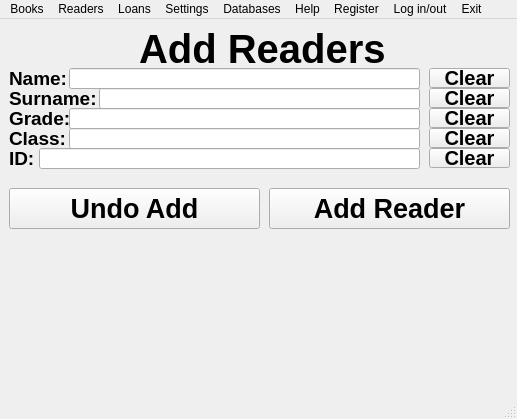
Before: the Qt Designer form src/mainwindow.ui in C0m3b4ck/ShelfSight, drawn with Qt 5.
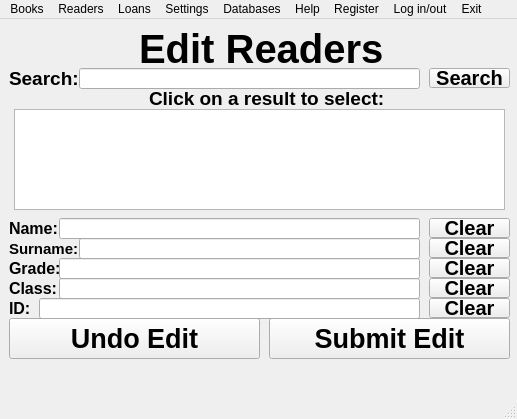
After: the same form once the commit is applied.

Commit message: Added Add and Edit reader workspaces with a few functions finished, done for today

The edit to the form file:
```diff
--- a/src/mainwindow.ui
+++ b/src/mainwindow.ui
@@ -24,7 +24,7 @@
      </rect>
     </property>
     <property name="currentIndex">
-     <number>9</number>
+     <number>10</number>
     </property>
     <widget class="QWidget" name="page">
      <widget class="QLabel" name="label">
@@ -2984,6 +2984,545 @@
         <pointsize>14</pointsize>
         <bold>true</bold>
        </font>
+      </property>
+     </widget>
+     <widget class="QCheckBox" name="chkAutogenerateID_addreaders">
+      <property name="geometry">
+       <rect>
+        <x>0</x>
+        <y>140</y>
+        <width>121</width>
+        <height>22</height>
+       </rect>
+      </property>
+      <property name="font">
+       <font>
+        <bold>true</bold>
+       </font>
+      </property>
+      <property name="text">
+       <string>Autogenerate ID</string>
+      </property>
+     </widget>
+     <widget class="QComboBox" name="cboIDtypes_addreaders">
+      <property name="geometry">
+       <rect>
+        <x>120</x>
+        <y>140</y>
+        <width>151</width>
+        <height>20</height>
+       </rect>
+      </property>
+      <item>
+       <property name="text">
+        <string>Numeric (sequential)</string>
+       </property>
+      </item>
+      <item>
+       <property name="text">
+        <string>Numeric (randomized)</string>
+       </property>
+      </item>
+      <item>
+       <property name="text">
+        <string>Alphanumeric (random)</string>
+       </property>
+      </item>
+      <item>
+       <property name="text">
+        <string>Alphanumeric (hash from reader data)</string>
+       </property>
+      </item>
+     </widget>
+     <widget class="QLabel" name="label_29">
+      <property name="geometry">
+       <rect>
+        <x>280</x>
+        <y>140</y>
+        <width>51</width>
+        <height>21</height>
+       </rect>
+      </property>
+      <property name="font">
+       <font>
+        <pointsize>9</pointsize>
+        <bold>true</bold>
+       </font>
+      </property>
+      <property name="text">
+       <string>Length:</string>
+      </property>
+     </widget>
+     <widget class="QLineEdit" name="txtIDlength_addreaders">
+      <property name="geometry">
+       <rect>
+        <x>330</x>
+        <y>140</y>
+        <width>71</width>
+        <height>21</height>
+       </rect>
+      </property>
+      <property name="font">
+       <font>
+        <pointsize>14</pointsize>
+        <bold>true</bold>
+       </font>
+      </property>
+     </widget>
+     <widget class="QCheckBox" name="chkUniqueID_addreaders">
+      <property name="geometry">
+       <rect>
+        <x>410</x>
+        <y>140</y>
+        <width>121</width>
+        <height>22</height>
+       </rect>
+      </property>
+      <property name="font">
+       <font>
+        <bold>true</bold>
+       </font>
+      </property>
+      <property name="text">
+       <string>Unique</string>
+      </property>
+     </widget>
+     <zorder>label_18</zorder>
+     <zorder>txtGrade_addreaders</zorder>
+     <zorder>txtName_addreaders</zorder>
+     <zorder>btnUndoAdd_addreaders</zorder>
+     <zorder>label_20</zorder>
+     <zorder>label_21</zorder>
+     <zorder>label_22</zorder>
+     <zorder>label_23</zorder>
+     <zorder>btnClear_name_addreaders</zorder>
+     <zorder>btnClear_surname_addreaders</zorder>
+     <zorder>txtSurname_addreaders</zorder>
+     <zorder>btnClear_grade_addreaders</zorder>
+     <zorder>label_24</zorder>
+     <zorder>txtClass_addreaders</zorder>
+     <zorder>btnClear_class_addreaders</zorder>
+     <zorder>btnClear_id_addreaders</zorder>
+     <zorder>txtID_addreaders</zorder>
+     <zorder>chkAutogenerateID_addreaders</zorder>
+     <zorder>cboIDtypes_addreaders</zorder>
+     <zorder>label_29</zorder>
+     <zorder>txtIDlength_addreaders</zorder>
+     <zorder>chkUniqueID_addreaders</zorder>
+     <zorder>btnAddBook_addreaders</zorder>
+    </widget>
+    <widget class="QWidget" name="page_11">
+     <widget class="QListWidget" name="lstSearch_editreaders">
+      <property name="geometry">
+       <rect>
+        <x>5</x>
+        <y>81</y>
+        <width>491</width>
+        <height>101</height>
+       </rect>
+      </property>
+     </widget>
+     <widget class="QPushButton" name="btnClear_surname_editreaders">
+      <property name="geometry">
+       <rect>
+        <x>420</x>
+        <y>210</y>
+        <width>81</width>
+        <height>20</height>
+       </rect>
+      </property>
+      <property name="font">
+       <font>
+        <pointsize>15</pointsize>
+        <bold>true</bold>
+       </font>
+      </property>
+      <property name="text">
+       <string>Clear</string>
+      </property>
+     </widget>
+     <widget class="QPushButton" name="btnClear_name_editreaders">
+      <property name="geometry">
+       <rect>
+        <x>420</x>
+        <y>190</y>
+        <width>81</width>
+        <height>20</height>
+       </rect>
+      </property>
+      <property name="font">
+       <font>
+        <pointsize>15</pointsize>
+        <bold>true</bold>
+       </font>
+      </property>
+      <property name="text">
+       <string>Clear</string>
+      </property>
+     </widget>
+     <widget class="QPushButton" name="btnSearch_editreaders">
+      <property name="geometry">
+       <rect>
+        <x>420</x>
+        <y>40</y>
+        <width>81</width>
+        <height>20</height>
+       </rect>
+      </property>
+      <property name="font">
+       <font>
+        <pointsize>15</pointsize>
+        <bold>true</bold>
+       </font>
+      </property>
+      <property name="text">
+       <string>Search</string>
+      </property>
+     </widget>
+     <widget class="QPushButton" name="btnClear_grade_editreaders">
+      <property name="geometry">
+       <rect>
+        <x>420</x>
+        <y>230</y>
+        <width>81</width>
+        <height>20</height>
+       </rect>
+      </property>
+      <property name="font">
+       <font>
+        <pointsize>15</pointsize>
+        <bold>true</bold>
+       </font>
+      </property>
+      <property name="text">
+       <string>Clear</string>
+      </property>
+     </widget>
+     <widget class="QPushButton" name="btnEditBook_editreaders">
+      <property name="geometry">
+       <rect>
+        <x>260</x>
+        <y>290</y>
+        <width>241</width>
+        <height>41</height>
+       </rect>
+      </property>
+      <property name="font">
+       <font>
+        <pointsize>20</pointsize>
+        <bold>true</bold>
+       </font>
+      </property>
+      <property name="text">
+       <string>Submit Edit</string>
+      </property>
+     </widget>
+     <widget class="QLineEdit" name="txtSurname_editreaders">
+      <property name="geometry">
+       <rect>
+        <x>70</x>
+        <y>210</y>
+        <width>341</width>
+        <height>21</height>
+       </rect>
+      </property>
+      <property name="font">
+       <font>
+        <pointsize>14</pointsize>
+        <bold>true</bold>
+       </font>
+      </property>
+     </widget>
+     <widget class="QPushButton" name="btnUndoEdit_editreaders">
+      <property name="geometry">
+       <rect>
+        <x>0</x>
+        <y>290</y>
+        <width>251</width>
+        <height>41</height>
+       </rect>
+      </property>
+      <property name="font">
+       <font>
+        <pointsize>20</pointsize>
+        <bold>true</bold>
+       </font>
+      </property>
+      <property name="text">
+       <string>Undo Edit</string>
+      </property>
+     </widget>
+     <widget class="QLineEdit" name="txtGrade_editreaders">
+      <property name="geometry">
+       <rect>
+        <x>50</x>
+        <y>230</y>
+        <width>361</width>
+        <height>21</height>
+       </rect>
+      </property>
+      <property name="font">
+       <font>
+        <pointsize>14</pointsize>
+        <bold>true</bold>
+       </font>
+      </property>
+     </widget>
+     <widget class="QLineEdit" name="txtSearch_editreaders">
+      <property name="geometry">
+       <rect>
+        <x>70</x>
+        <y>40</y>
+        <width>341</width>
+        <height>21</height>
+       </rect>
+      </property>
+      <property name="font">
+       <font>
+        <pointsize>14</pointsize>
+        <bold>true</bold>
+       </font>
+      </property>
+      <property name="text">
+       <string/>
+      </property>
+     </widget>
+     <widget class="QLineEdit" name="txtName_editreaders">
+      <property name="geometry">
+       <rect>
+        <x>50</x>
+        <y>190</y>
+        <width>361</width>
+        <height>21</height>
+       </rect>
+      </property>
+      <property name="font">
+       <font>
+        <pointsize>14</pointsize>
+        <bold>true</bold>
+       </font>
+      </property>
+     </widget>
+     <widget class="QLabel" name="label_19">
+      <property name="geometry">
+       <rect>
+        <x>130</x>
+        <y>0</y>
+        <width>251</width>
+        <height>41</height>
+       </rect>
+      </property>
+      <property name="font">
+       <font>
+        <pointsize>30</pointsize>
+        <bold>true</bold>
+       </font>
+      </property>
+      <property name="text">
+       <string>Edit Readers</string>
+      </property>
+     </widget>
+     <widget class="QLabel" name="label_30">
+      <property name="geometry">
+       <rect>
+        <x>0</x>
+        <y>40</y>
+        <width>71</width>
+        <height>21</height>
+       </rect>
+      </property>
+      <property name="font">
+       <font>
+        <pointsize>14</pointsize>
+        <bold>true</bold>
+       </font>
+      </property>
+      <property name="text">
+       <string>Search:</string>
+      </property>
+     </widget>
+     <widget class="QLabel" name="label_31">
+      <property name="geometry">
+       <rect>
+        <x>140</x>
+        <y>60</y>
+        <width>241</width>
+        <height>21</height>
+       </rect>
+      </property>
+      <property name="font">
+       <font>
+        <pointsize>14</pointsize>
+        <bold>true</bold>
+       </font>
+      </property>
+      <property name="text">
+       <string>Click on a result to select:</string>
+      </property>
+     </widget>
+     <widget class="QLineEdit" name="txtClass_editreaders">
+      <property name="geometry">
+       <rect>
+        <x>50</x>
+        <y>250</y>
+        <width>361</width>
+        <height>21</height>
+       </rect>
+      </property>
+      <property name="font">
+       <font>
+        <pointsize>14</pointsize>
+        <bold>true</bold>
+       </font>
+      </property>
+     </widget>
+     <widget class="QPushButton" name="btnClear_class_editreaders">
+      <property name="geometry">
+       <rect>
+        <x>420</x>
+        <y>250</y>
+        <width>81</width>
+        <height>20</height>
+       </rect>
+      </property>
+      <property name="font">
+       <font>
+        <pointsize>15</pointsize>
+        <bold>true</bold>
+       </font>
+      </property>
+      <property name="text">
+       <string>Clear</string>
+      </property>
+     </widget>
+     <widget class="QLineEdit" name="txtID_editreaders">
+      <property name="geometry">
+       <rect>
+        <x>30</x>
+        <y>270</y>
+        <width>381</width>
+        <height>21</height>
+       </rect>
+      </property>
+      <property name="font">
+       <font>
+        <pointsize>14</pointsize>
+        <bold>true</bold>
+       </font>
+      </property>
+     </widget>
+     <widget class="QPushButton" name="btnClear_id_editreaders">
+      <property name="geometry">
+       <rect>
+        <x>420</x>
+        <y>270</y>
+        <width>81</width>
+        <height>20</height>
+       </rect>
+      </property>
+      <property name="font">
+       <font>
+        <pointsize>15</pointsize>
+        <bold>true</bold>
+       </font>
+      </property>
+      <property name="text">
+       <string>Clear</string>
+      </property>
+     </widget>
+     <widget class="QLabel" name="label_32">
+      <property name="geometry">
+       <rect>
+        <x>0</x>
+        <y>190</y>
+        <width>71</width>
+        <height>21</height>
+       </rect>
+      </property>
+      <property name="font">
+       <font>
+        <pointsize>12</pointsize>
+        <bold>true</bold>
+       </font>
+      </property>
+      <property name="text">
+       <string>Name:</string>
+      </property>
+     </widget>
+     <widget class="QLabel" name="label_33">
+      <property name="geometry">
+       <rect>
+        <x>0</x>
+        <y>210</y>
+        <width>71</width>
+        <height>21</height>
+       </rect>
+      </property>
+      <property name="font">
+       <font>
+        <pointsize>11</pointsize>
+        <bold>true</bold>
+       </font>
+      </property>
+      <property name="text">
+       <string>Surname:</string>
+      </property>
+     </widget>
+     <widget class="QLabel" name="label_34">
+      <property name="geometry">
+       <rect>
+        <x>0</x>
+        <y>230</y>
+        <width>71</width>
+        <height>21</height>
+       </rect>
+      </property>
+      <property name="font">
+       <font>
+        <pointsize>12</pointsize>
+        <bold>true</bold>
+       </font>
+      </property>
+      <property name="text">
+       <string>Grade:</string>
+      </property>
+     </widget>
+     <widget class="QLabel" name="label_35">
+      <property name="geometry">
+       <rect>
+        <x>0</x>
+        <y>250</y>
+        <width>71</width>
+        <height>21</height>
+       </rect>
+      </property>
+      <property name="font">
+       <font>
+        <pointsize>12</pointsize>
+        <bold>true</bold>
+       </font>
+      </property>
+      <property name="text">
+       <string>Class:</string>
+      </property>
+     </widget>
+     <widget class="QLabel" name="label_36">
+      <property name="geometry">
+       <rect>
+        <x>0</x>
+        <y>270</y>
+        <width>21</width>
+        <height>21</height>
+       </rect>
+      </property>
+      <property name="font">
+       <font>
+        <pointsize>12</pointsize>
+        <bold>true</bold>
+       </font>
+      </property>
+      <property name="text">
+       <string>ID:</string>
       </property>
      </widget>
     </widget>
```
Left out of the diff: 69 changed lines with no effect on the pictures. The commit also changes 2 other files.
